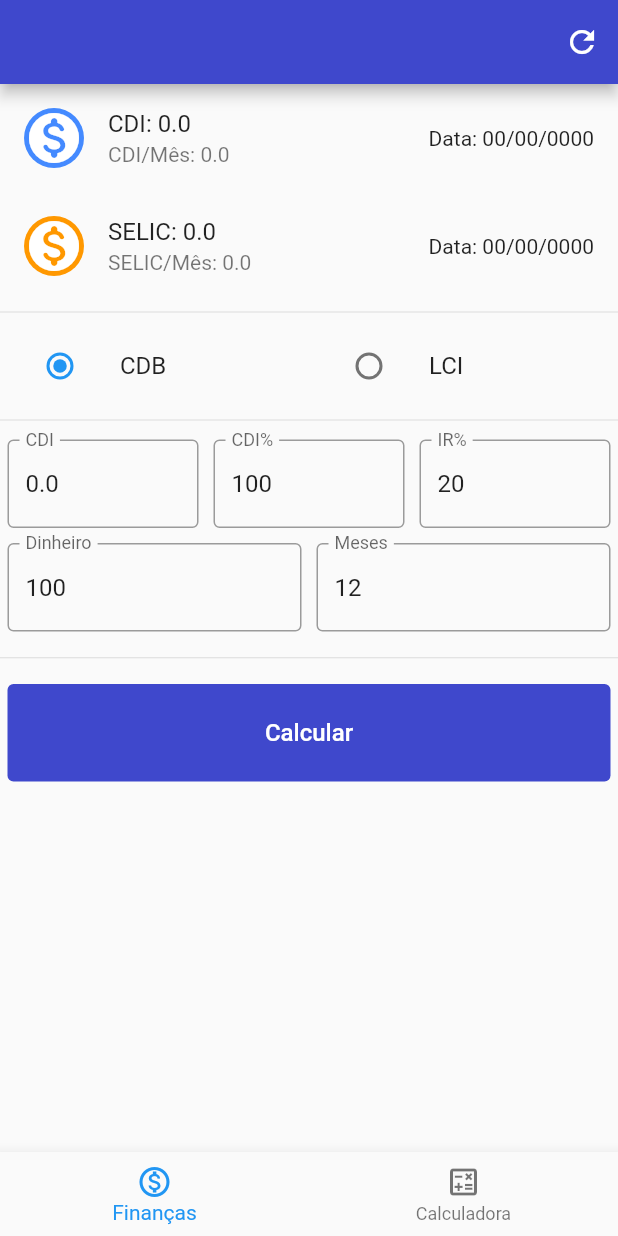
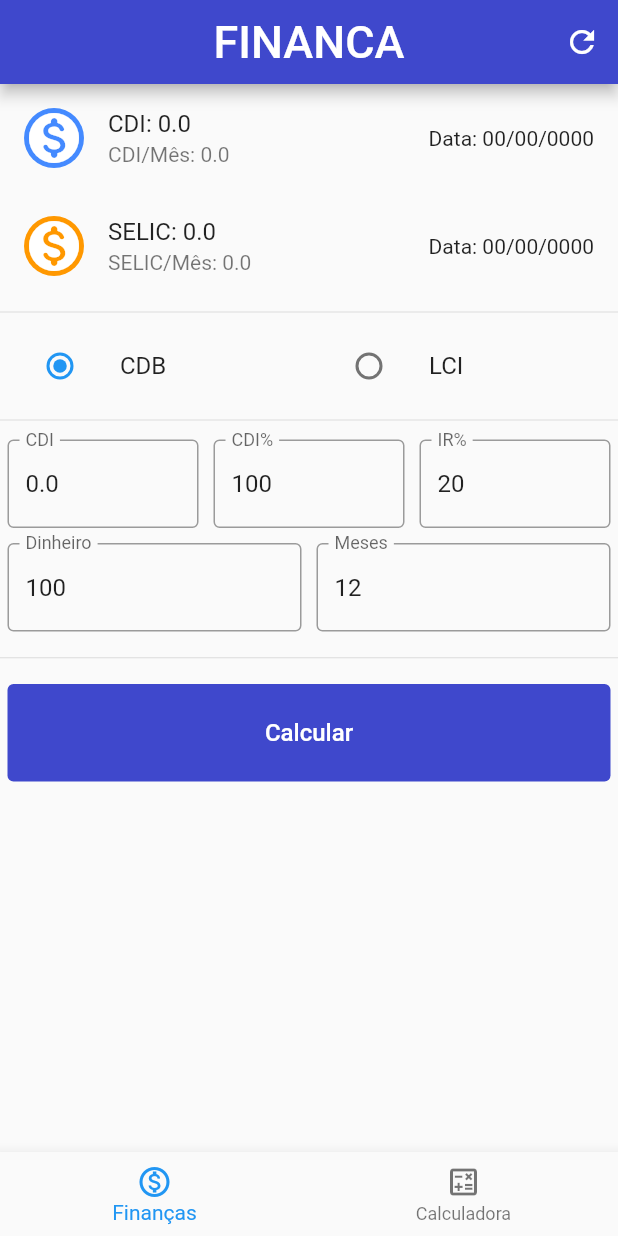
Before and after one commit to Marcos13169/kestisfinanca, a Flutter app: the screen it shows after launch, on a phone screen of 412 x 824 dp. Run offline on Flutter 3.47's test engine with Material 2 defaults, Android fonts, the light colour scheme and no system bars; our stand-ins replace google_fonts, shared_preferences; missing offline and left inert: function_tree.

Commit message:
descrição do commit

```diff
--- a/lib/pagina_financa.dart
+++ b/lib/pagina_financa.dart
@@ -257,8 +257,8 @@ class _PaginaFinancaState extends State<PaginaFinanca> {
   @override
   Widget build(BuildContext context) {
     return Scaffold(
-      appBar: Componentes().criaAppBar(
-          '', 30, Colors.white, buscarCDI, const Icon(Icons.refresh_outlined)),
+      appBar: Componentes().criaAppBar('FINANCA', 30, Colors.white, buscarCDI,
+          const Icon(Icons.refresh_outlined)),
       body: SingleChildScrollView(
         physics: ScrollPhysics(),
         child: Column(
```
